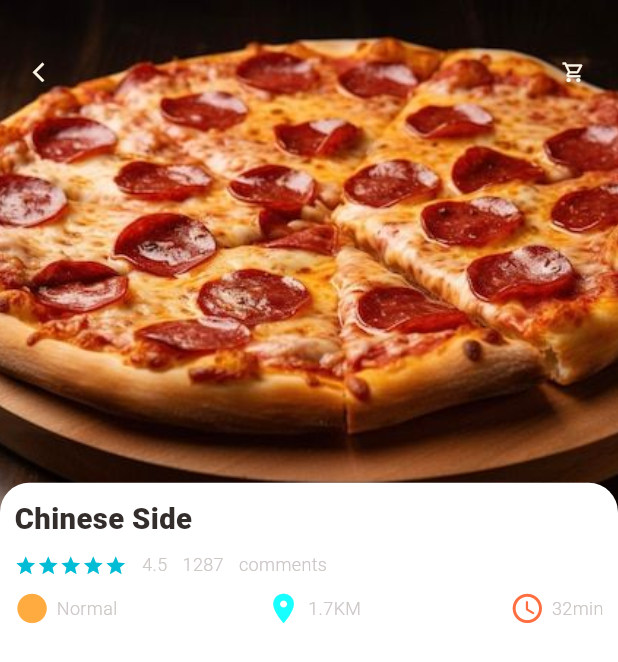
After one commit to Kaser-slaiby/food_delivery, a Flutter app: the screen it shows after launch, on a phone screen of 412 x 824 dp. The commit adds this screen. Shown: the top 662 px of the screen. Run offline on Flutter 3.47's test engine with Material 3 defaults, Android fonts, the phone set to English and light mode, and no system bars; our stand-ins replace dots_indicator, get.

Commit message:
Add new widgets Column

```diff
--- a/lib/pages/food/popular_food_detail.dart
+++ b/lib/pages/food/popular_food_detail.dart
@@ -1,10 +1,8 @@
 import 'package:flutter/material.dart';
 import 'package:food_delivery/utils/dimensions.dart';
+import 'package:food_delivery/widgets/app_column.dart';
 
-import '../../widgets/ big_text.dart';
 import '../../widgets/app_icon.dart';
-import '../../widgets/icon_and_text_widget.dart';
-import '../../widgets/small_text.dart';
 
 class PopularFoodDetail extends StatelessWidget {
   const PopularFoodDetail({super.key});
@@ -52,69 +50,13 @@ class PopularFoodDetail extends StatelessWidget {
                 top: Dimensions.height20,
               ),
               decoration: BoxDecoration(
-                borderRadius: BorderRadius.circular(Dimensions.radius20),
-                // color: Colors.white,
+                borderRadius: BorderRadius.only(
+                  topRight: Radius.circular(Dimensions.radius20),
+                  topLeft: Radius.circular(Dimensions.radius20),
+                ),
+                color: Colors.white,
               ),
-              child: Column(
-                crossAxisAlignment: CrossAxisAlignment.start,
-                children: [
-                  BigText(text: "Chinese Side"),
-                  SizedBox(
-                    height: Dimensions.height10,
-                  ),
-                  Row(
-                    children: [
-                      Wrap(
-                        children: List.generate(5, (index) {
-                          return Icon(
-                            Icons.star,
-                            color: Colors.cyan,
-                            size: 15,
-                          );
-                        }),
-                      ),
-                      SizedBox(
-                        width: 10,
-                      ),
-                      SmallText(text: "4.5"),
-                      SizedBox(
-                        width: 10,
-                      ),
-                      SmallText(text: "1287"),
-                      SizedBox(
-                        width: 10,
-                      ),
-                      SmallText(text: "comments"),
-                    ],
-                  ),
-                  SizedBox(
-                    height: Dimensions.height10,
-                  ),
-                  Row(
-                    mainAxisAlignment: MainAxisAlignment.spaceBetween,
-                    children: [
-                      IconAndTextWidget(
-                          icon: Icons.circle_sharp,
-                          text: "Normal",
-                          iconColor: Colors.orangeAccent),
-                      // SizedBox(
-                      //   width: 20,
-                      // ),
-                      IconAndTextWidget(
-                          icon: Icons.location_on,
-                          text: "1.7KM",
-                          iconColor: Colors.cyanAccent),
-                      // SizedBox(
-                      //   width: 20,
-                      // ),
-                      IconAndTextWidget(
-                          icon: Icons.access_time_rounded,
-                          text: "32min",
-                          iconColor: Colors.deepOrangeAccent),
-                    ],
-                  ),
-                ],
-              ),
+              child: AppCloumn(),
             ),
           )
         ],
--- /dev/null
+++ b/lib/widgets/app_column.dart
@@ -0,0 +1,74 @@
+import 'package:flutter/material.dart';
+import 'package:food_delivery/widgets/small_text.dart';
+
+import ' big_text.dart';
+import '../utils/dimensions.dart';
+import 'icon_and_text_widget.dart';
+
+class AppCloumn extends StatelessWidget {
+  const AppCloumn({super.key});
+
+  @override
+  Widget build(BuildContext context) {
+    return Column(
+      crossAxisAlignment: CrossAxisAlignment.start,
+      children: [
+        BigText(text: "Chinese Side"),
+        SizedBox(
+          height: Dimensions.height10,
+        ),
+        Row(
+          children: [
+            Wrap(
+              children: List.generate(5, (index) {
+                return Icon(
+                  Icons.star,
+                  color: Colors.cyan,
+                  size: 15,
+                );
+              }),
+            ),
+            SizedBox(
+              width: 10,
+            ),
+            SmallText(text: "4.5"),
+            SizedBox(
+              width: 10,
+            ),
+            SmallText(text: "1287"),
+            SizedBox(
+              width: 10,
+            ),
+            SmallText(text: "comments"),
+          ],
+        ),
+        SizedBox(
+          height: Dimensions.height10,
+        ),
+        Row(
+          mainAxisAlignment: MainAxisAlignment.spaceBetween,
+          children: [
+            IconAndTextWidget(
+                icon: Icons.circle_sharp,
+                text: "Normal",
+                iconColor: Colors.orangeAccent),
+            // SizedBox(
+            //   width: 20,
+            // ),
+            IconAndTextWidget(
+                icon: Icons.location_on,
+                text: "1.7KM",
+                iconColor: Colors.cyanAccent),
+            // SizedBox(
+            //   width: 20,
+            // ),
+            IconAndTextWidget(
+                icon: Icons.access_time_rounded,
+                text: "32min",
+                iconColor: Colors.deepOrangeAccent),
+          ],
+        ),
+      ],
+    );
+  }
+}
```
Also changed, not shown: lib/pages/home/food_page_body.dart (+2 -60 lines).
